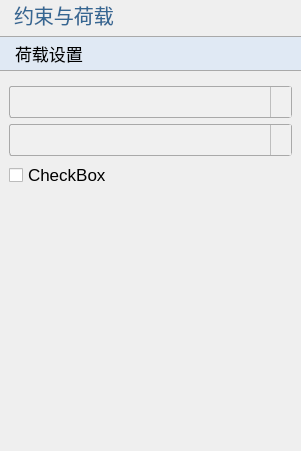
Old version of the form plugins/Base_PhysicalField/LoadSpecificationWidget.ui in the repository asd977/base_cae.
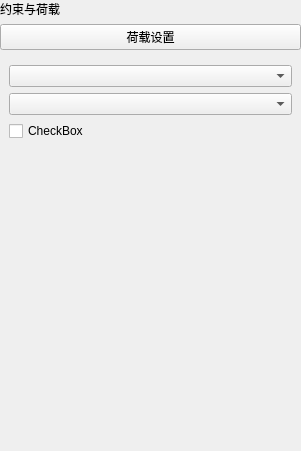
New version of the form. Icons and pictures are not drawn.

Commit message: fix(ui): place verticalSpacer at page root layout end

```diff
--- a/plugins/Base_PhysicalField/LoadSpecificationWidget.ui
+++ b/plugins/Base_PhysicalField/LoadSpecificationWidget.ui
@@ -13,104 +13,6 @@
   <property name="windowTitle">
    <string>Form</string>
   </property>
-  <property name="styleSheet">
-   <string notr="true">QWidget{
-font-family: &quot;Microsoft YaHei&quot;, &quot;微软雅黑&quot;;
-}
-QPushButton {
-    font-size: 17px;
-    min-height: 32px;
-}
-QPushButton#pushButton {
-    background-color: rgb(224, 233, 244);
-    border-width: 1px;
-    border-color: rgb(121, 121, 121);
-    border-style: solid;
-    min-height: 33px;
-    border-top: 1px solid rgb(169, 169, 169);
-    border-bottom: 1px solid rgb(169, 169, 169);
-    border-left: none;
-    border-right: none;
-    text-align: left;
-    padding-left: 15px;
-    font-size: 17px;
-}
-QLabel {
-    font-size: 17px;
-    color: rgb(51, 51, 51);
-}
-QLabel#pageNameLabel {
-    font-size: 20px;
-    padding-left: 9px;
-    color: rgb(53, 103, 147);
-}
-QLineEdit, QTextEdit, QPlainTextEdit, QSpinBox, QDoubleSpinBox, QDateTimeEdit {
-    border: 1px solid rgb(200, 200, 200);
-    border-radius: 2px;
-    font-size: 17px;
-    min-height: 30px;
-}
-QLineEdit:focus, QTextEdit:focus, QPlainTextEdit:focus,
-QSpinBox:focus, QDoubleSpinBox:focus, QDateTimeEdit:focus {
-    border-color: rgb(100, 100, 255);
-    outline: none;
-}
-QComboBox {
-    font-size: 17px;
-    color: rgb(51, 51, 51);
-    padding-left: 6px;
-    background: rgb(240, 240, 240);
-    border: 1px solid rgb(169, 169, 169);
-    border-radius: 3px;
-    min-height: 30px;
-}
-QComboBox::drop-down {
-    subcontrol-origin: padding;
-    subcontrol-position: top right;
-    width: 20px;
-    background: rgb(240, 240, 240);
-    border-left: 1px solid rgb(190, 190, 190);
-}
-QComboBox::down-arrow {
-    image: url(:/resources/arrow_down_drawn.svg);
-    width: 12px;
-    height: 12px;
-}
-QSpinBox::up-button, QDoubleSpinBox::up-button {
-    subcontrol-origin: border;
-    subcontrol-position: top right;
-    width: 18px;
-    border-left: 1px solid rgb(190, 190, 190);
-    border-bottom: 1px solid rgb(210, 210, 210);
-    background: rgb(240, 240, 240);
-}
-QSpinBox::down-button, QDoubleSpinBox::down-button {
-    subcontrol-origin: border;
-    subcontrol-position: bottom right;
-    width: 18px;
-    border-left: 1px solid rgb(190, 190, 190);
-    background: rgb(240, 240, 240);
-}
-QSpinBox::up-arrow, QDoubleSpinBox::up-arrow {
-    image: url(:/resources/arrow_up_drawn.svg);
-    width: 10px;
-    height: 10px;
-}
-QSpinBox::down-arrow, QDoubleSpinBox::down-arrow {
-    image: url(:/resources/arrow_down_drawn.svg);
-    width: 10px;
-    height: 10px;
-}
-QRadioButton, QCheckBox, QGroupBox {
-    font-size: 17px;
-}
-QTableWidget, QTreeWidget, QListWidget {
-    font-size: 16px;
-    gridline-color: rgb(210, 210, 210);
-}
-
-</string>
-  </property>
   <layout class="QVBoxLayout" name="verticalLayout">
    <property name="leftMargin">
     <number>0</number>
```
Left out of the diff: 10 changed lines with no effect on the pictures. The commit also changes 45 other files.
